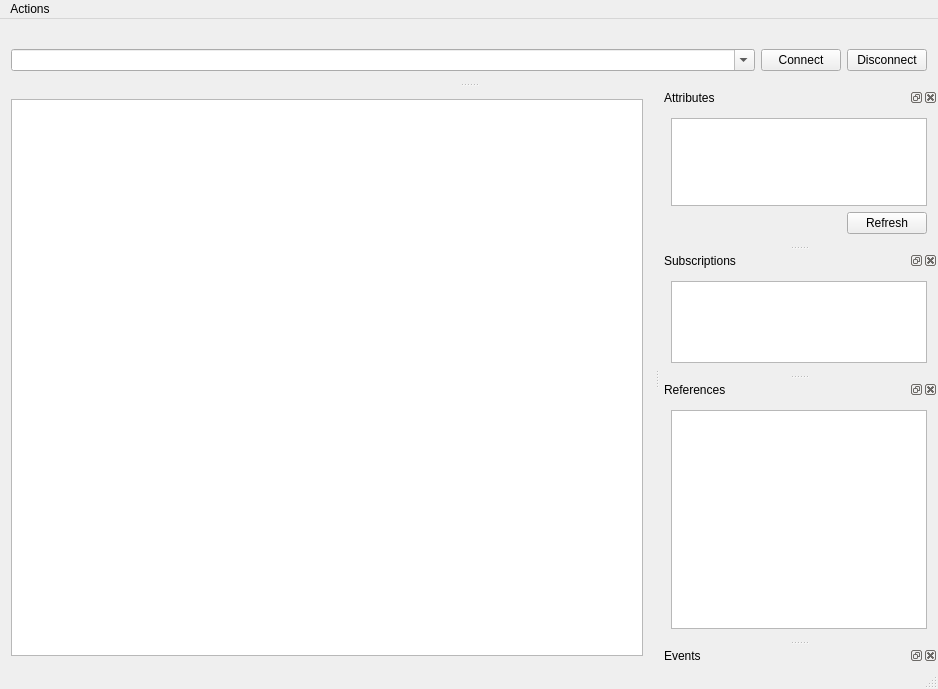
Before: the Qt Designer form freeopcuaclient/mainwindow_ui.ui in FreeOpcUa/opcua-client-gui, drawn with Qt 5.
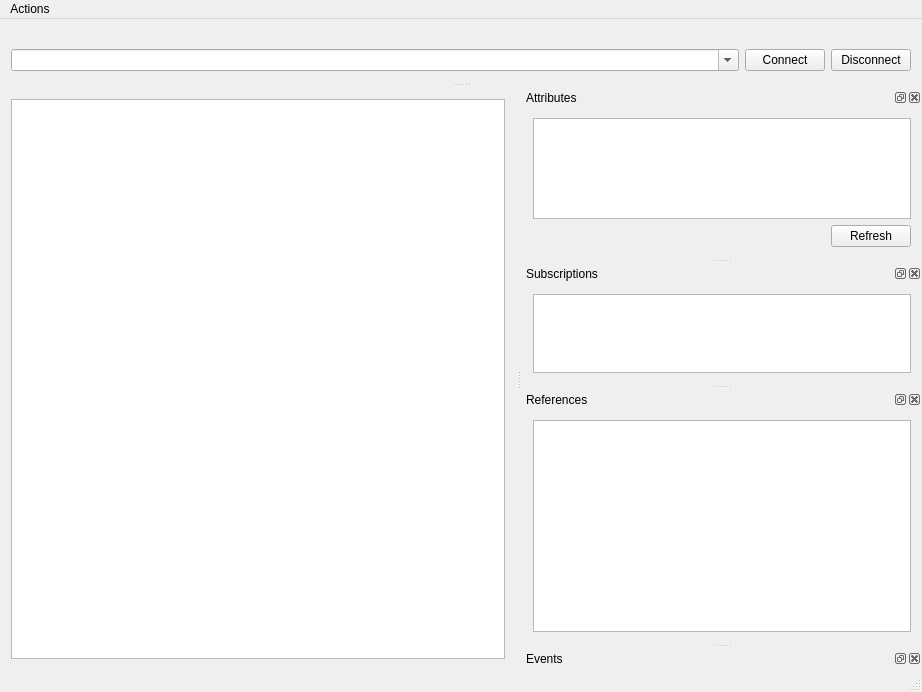
After: the same form once the commit is applied. Icons and pictures are not drawn.

Commit message: remember size and states at restart

What changed in the file:
```diff
--- a/freeopcuaclient/mainwindow_ui.ui
+++ b/freeopcuaclient/mainwindow_ui.ui
@@ -6,8 +6,8 @@
    <rect>
     <x>0</x>
     <y>0</y>
-    <width>938</width>
-    <height>689</height>
+    <width>922</width>
+    <height>692</height>
    </rect>
   </property>
   <property name="windowTitle">
@@ -21,10 +21,22 @@
    <layout class="QGridLayout" name="gridLayout_2">
     <item row="0" column="0">
      <widget class="QSplitter" name="splitter">
+      <property name="sizePolicy">
+       <sizepolicy hsizetype="Preferred" vsizetype="Preferred">
+        <horstretch>0</horstretch>
+        <verstretch>0</verstretch>
+       </sizepolicy>
+      </property>
       <property name="orientation">
        <enum>Qt::Horizontal</enum>
       </property>
       <widget class="QTreeView" name="treeView">
+       <property name="sizePolicy">
+        <sizepolicy hsizetype="Fixed" vsizetype="Expanding">
+         <horstretch>0</horstretch>
+         <verstretch>0</verstretch>
+        </sizepolicy>
+       </property>
        <property name="contextMenuPolicy">
         <enum>Qt::ActionsContextMenu</enum>
        </property>
@@ -47,7 +59,7 @@
     <rect>
      <x>0</x>
      <y>0</y>
-     <width>938</width>
+     <width>922</width>
      <height>27</height>
     </rect>
    </property>
@@ -71,6 +83,12 @@
      <verstretch>0</verstretch>
     </sizepolicy>
    </property>
+   <property name="minimumSize">
+    <size>
+     <width>400</width>
+     <height>156</height>
+    </size>
+   </property>
    <property name="windowTitle">
     <string>Attributes</string>
    </property>
@@ -78,6 +96,18 @@
     <number>2</number>
    </attribute>
    <widget class="QWidget" name="dockWidgetContents">
+    <property name="sizePolicy">
+     <sizepolicy hsizetype="Expanding" vsizetype="Preferred">
+      <horstretch>0</horstretch>
+      <verstretch>0</verstretch>
+     </sizepolicy>
+    </property>
+    <property name="minimumSize">
+     <size>
+      <width>100</width>
+      <height>0</height>
+     </size>
+    </property>
     <layout class="QGridLayout" name="gridLayout_4">
      <item row="0" column="0" colspan="2">
       <widget class="QTreeView" name="attrView">
@@ -126,6 +156,12 @@
     <number>4</number>
    </attribute>
    <widget class="QWidget" name="dockWidgetContents_2">
+    <property name="sizePolicy">
+     <sizepolicy hsizetype="Expanding" vsizetype="Preferred">
+      <horstretch>0</horstretch>
+      <verstretch>0</verstretch>
+     </sizepolicy>
+    </property>
     <layout class="QGridLayout" name="gridLayout">
      <item row="0" column="1">
       <widget class="QPushButton" name="connectButton">
@@ -174,6 +210,12 @@
     <number>2</number>
    </attribute>
    <widget class="QWidget" name="dockWidgetContents_3">
+    <property name="sizePolicy">
+     <sizepolicy hsizetype="Expanding" vsizetype="Preferred">
+      <horstretch>0</horstretch>
+      <verstretch>0</verstretch>
+     </sizepolicy>
+    </property>
     <layout class="QGridLayout" name="gridLayout_3">
      <item row="0" column="0">
       <widget class="QTableView" name="subView">
@@ -208,6 +250,12 @@
     <number>2</number>
    </attribute>
    <widget class="QWidget" name="dockWidgetContents_4">
+    <property name="sizePolicy">
+     <sizepolicy hsizetype="Expanding" vsizetype="Preferred">
+      <horstretch>0</horstretch>
+      <verstretch>0</verstretch>
+     </sizepolicy>
+    </property>
     <layout class="QVBoxLayout" name="verticalLayout_2">
      <item>
       <widget class="QTableView" name="refView"/>
```
The commit also changes 2 other files.
